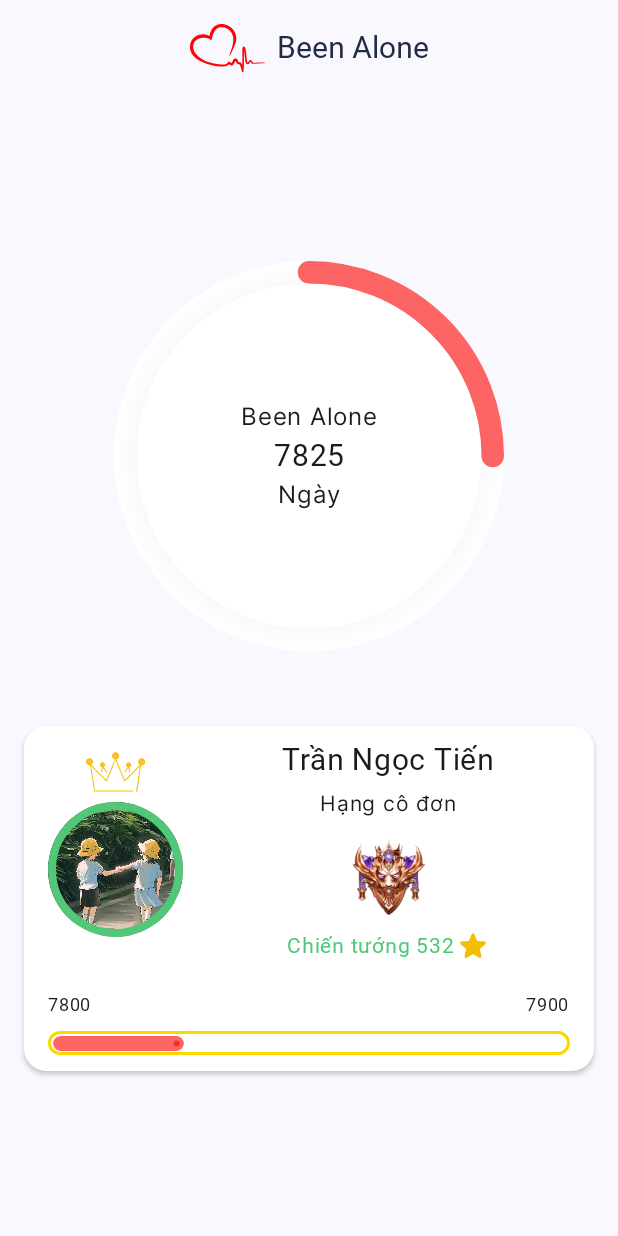
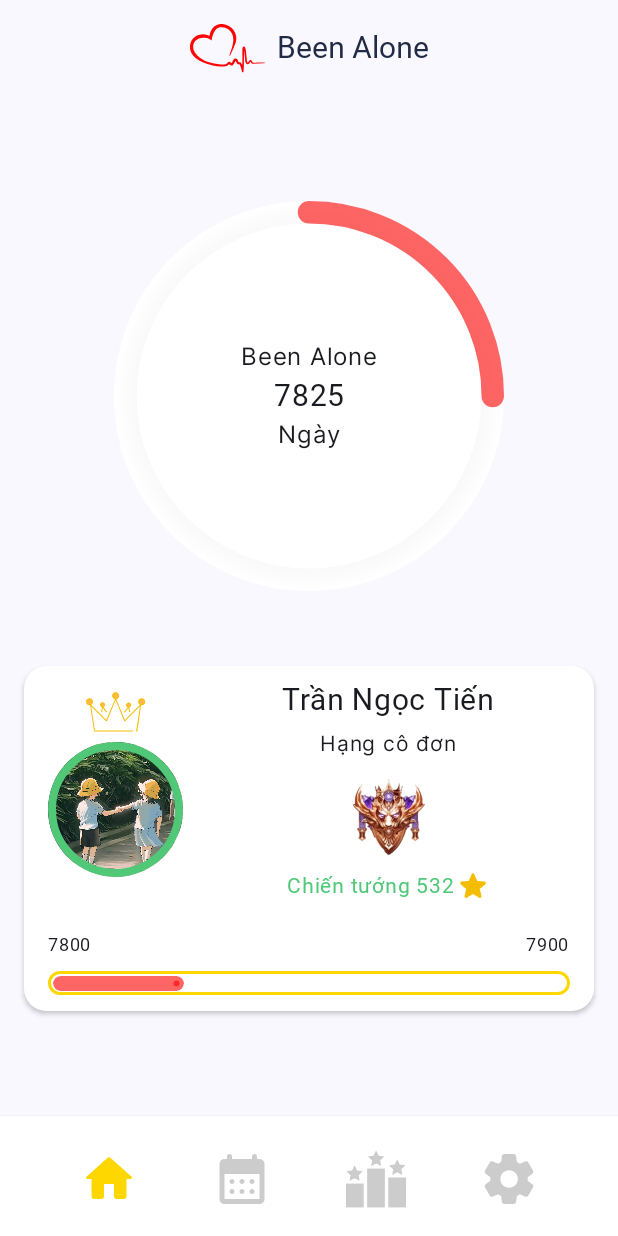
Before and after one commit to ngoctienUIT/BeenAlone, an Android app built with Jetpack Compose: the screen it shows after launch (MainActivity), on a phone screen of 412 x 824 dp. Run offline under Robolectric (Android 15) with nearby library versions, the phone set to English and light mode, and no system bars; Roboto replaces fonts that are not available here.

Commit message:
update UI

```diff
--- a/app/build.gradle
+++ b/app/build.gradle
@@ -74,6 +74,8 @@ dependencies {
     implementation "androidx.room:room-runtime:2.5.2"
     kapt "androidx.room:room-compiler:2.5.2"
     implementation "androidx.room:room-ktx:2.5.2"
+
+    implementation "androidx.compose.foundation:foundation:1.4.3"
 }
 
 kapt {
--- a/app/src/main/java/com/tnt/beenalone/BeenAloneApp.kt
+++ b/app/src/main/java/com/tnt/beenalone/BeenAloneApp.kt
@@ -5,7 +5,7 @@ import androidx.compose.ui.tooling.preview.Preview
 import androidx.navigation.compose.NavHost
 import androidx.navigation.compose.composable
 import androidx.navigation.compose.rememberNavController
-import com.tnt.beenalone.presentation.HomeScreen
+import com.tnt.beenalone.presentation.main.MainScreen
 import com.tnt.beenalone.ui.theme.BeenAloneTheme
 import com.tnt.beenalone.utils.NavDestinations
 
@@ -14,7 +14,7 @@ fun BeenAloneApp() {
     val navController = rememberNavController()
     NavHost(navController = navController, startDestination = NavDestinations.HOME_SCREEN) {
         composable(NavDestinations.HOME_SCREEN) {
-            HomeScreen()
+            MainScreen()
         }
     }
 }
--- a/app/src/main/java/com/tnt/beenalone/presentation/HomeScreen.kt
+++ b/app/src/main/java/com/tnt/beenalone/presentation/home/HomeScreen.kt
@@ -1,4 +1,4 @@
-package com.tnt.beenalone.presentation
+package com.tnt.beenalone.presentation.home
 
 import androidx.compose.foundation.Image
 import androidx.compose.foundation.border
--- /dev/null
+++ b/app/src/main/java/com/tnt/beenalone/presentation/main/MainScreen.kt
@@ -0,0 +1,126 @@
+package com.tnt.beenalone.presentation.main
+
+import androidx.compose.foundation.ExperimentalFoundationApi
+import androidx.compose.foundation.clickable
+import androidx.compose.foundation.layout.Arrangement
+import androidx.compose.foundation.layout.Row
+import androidx.compose.foundation.layout.fillMaxSize
+import androidx.compose.foundation.layout.fillMaxWidth
+import androidx.compose.foundation.layout.padding
+import androidx.compose.foundation.layout.size
+import androidx.compose.foundation.pager.HorizontalPager
+import androidx.compose.foundation.pager.rememberPagerState
+import androidx.compose.material3.BottomAppBar
+import androidx.compose.material3.ExperimentalMaterial3Api
+import androidx.compose.material3.Icon
+import androidx.compose.material3.Scaffold
+import androidx.compose.runtime.Composable
+import androidx.compose.runtime.rememberCoroutineScope
+import androidx.compose.ui.Modifier
+import androidx.compose.ui.draw.shadow
+import androidx.compose.ui.graphics.Color
+import androidx.compose.ui.res.painterResource
+import androidx.compose.ui.tooling.preview.Preview
+import androidx.compose.ui.unit.dp
+import com.tnt.beenalone.R
+import com.tnt.beenalone.presentation.calendar.CalendarScreen
+import com.tnt.beenalone.presentation.home.HomeScreen
+import com.tnt.beenalone.presentation.rank.RankScreen
+import com.tnt.beenalone.presentation.setting.SettingScreen
+import com.tnt.beenalone.ui.theme.BeenAloneTheme
+import com.tnt.beenalone.ui.theme.Gold
+import kotlinx.coroutines.launch
+
+@OptIn(ExperimentalMaterial3Api::class, ExperimentalFoundationApi::class)
+@Composable
+fun MainScreen() {
+    val pagerState = rememberPagerState()
+    val scope = rememberCoroutineScope()
+
+    Scaffold(
+        bottomBar = {
+            BottomAppBar(
+                modifier = Modifier.shadow(elevation = 3.dp),
+                containerColor = Color.White,
+                content = {
+                    Row(
+                        modifier = Modifier.fillMaxWidth(),
+                        horizontalArrangement = Arrangement.SpaceEvenly
+                    ) {
+                        Icon(
+                            modifier = Modifier
+                                .size(40.dp)
+                                .clickable {
+                                    scope.launch {
+                                        pagerState.animateScrollToPage(page = 0)
+                                    }
+                                },
+                            painter = painterResource(id = R.drawable.home_icon),
+                            contentDescription = "home",
+                            tint = if (pagerState.currentPage == 0) Gold else Color.LightGray
+                        )
+                        Icon(
+                            modifier = Modifier
+                                .size(40.dp)
+                                .clickable {
+                                    scope.launch {
+                                        pagerState.animateScrollToPage(page = 1)
+                                    }
+                                },
+                            painter = painterResource(id = R.drawable.calendar_icon),
+                            contentDescription = "calendar",
+                            tint = if (pagerState.currentPage == 1) Gold else Color.LightGray
+                        )
+                        Icon(
+                            modifier = Modifier
+                                .size(40.dp)
+                                .clickable {
+                                    scope.launch {
+                                        pagerState.animateScrollToPage(page = 2)
+                                    }
+                                },
+                            painter = painterResource(id = R.drawable.rank_icon),
+                            contentDescription = "rank",
+                            tint = if (pagerState.currentPage == 2) Gold else Color.LightGray
+                        )
+                        Icon(
+                            modifier = Modifier
+                                .size(40.dp)
+                                .clickable {
+                                    scope.launch {
+                                        pagerState.animateScrollToPage(page = 3)
+                                    }
+                                },
+                            painter = painterResource(id = R.drawable.settings_icon),
+                            contentDescription = "setting",
+                            tint = if (pagerState.currentPage == 3) Gold else Color.LightGray
+                        )
+                    }
+                }
+            )
+        },
+    ) {
+        HorizontalPager(
+            pageCount = 4,
+            state = pagerState,
+            modifier = Modifier
+                .fillMaxSize()
+                .padding(bottom = it.calculateBottomPadding()),
+        ) { index ->
+            when (index) {
+                0 -> HomeScreen()
+                1 -> CalendarScreen()
+                2 -> RankScreen()
+                3 -> SettingScreen()
+            }
+        }
+    }
+}
+
+@Preview(showBackground = true)
+@Composable
+fun MainScreenPreview() {
+    BeenAloneTheme {
+        MainScreen()
+    }
+}
--- /dev/null
+++ b/app/src/main/res/drawable/calendar_icon.xml
@@ -0,0 +1,5 @@
+<vector android:height="24dp" android:tint="#000000"
+    android:viewportHeight="24" android:viewportWidth="24"
+    android:width="24dp" xmlns:android="http://schemas.android.com/apk/res/android">
+    <path android:fillColor="@android:color/white" android:pathData="M17,2c-0.55,0 -1,0.45 -1,1v1H8V3c0,-0.55 -0.45,-1 -1,-1S6,2.45 6,3v1H5C3.89,4 3.01,4.9 3.01,6L3,20c0,1.1 0.89,2 2,2h14c1.1,0 2,-0.9 2,-2V6c0,-1.1 -0.9,-2 -2,-2h-1V3C18,2.45 17.55,2 17,2zM19,20H5V10h14V20zM11,13c0,-0.55 0.45,-1 1,-1s1,0.45 1,1s-0.45,1 -1,1S11,13.55 11,13zM7,13c0,-0.55 0.45,-1 1,-1s1,0.45 1,1s-0.45,1 -1,1S7,13.55 7,13zM15,13c0,-0.55 0.45,-1 1,-1s1,0.45 1,1s-0.45,1 -1,1S15,13.55 15,13zM11,17c0,-0.55 0.45,-1 1,-1s1,0.45 1,1s-0.45,1 -1,1S11,17.55 11,17zM7,17c0,-0.55 0.45,-1 1,-1s1,0.45 1,1s-0.45,1 -1,1S7,17.55 7,17zM15,17c0,-0.55 0.45,-1 1,-1s1,0.45 1,1s-0.45,1 -1,1S15,17.55 15,17z"/>
+</vector>
--- /dev/null
+++ b/app/src/main/res/drawable/home_icon.xml
@@ -0,0 +1,5 @@
+<vector android:height="24dp" android:tint="#000000"
+    android:viewportHeight="24" android:viewportWidth="24"
+    android:width="24dp" xmlns:android="http://schemas.android.com/apk/res/android">
+    <path android:fillColor="@android:color/white" android:pathData="M10,19v-5h4v5c0,0.55 0.45,1 1,1h3c0.55,0 1,-0.45 1,-1v-7h1.7c0.46,0 0.68,-0.57 0.33,-0.87L12.67,3.6c-0.38,-0.34 -0.96,-0.34 -1.34,0l-8.36,7.53c-0.34,0.3 -0.13,0.87 0.33,0.87H5v7c0,0.55 0.45,1 1,1h3c0.55,0 1,-0.45 1,-1z"/>
+</vector>
--- /dev/null
+++ b/app/src/main/res/drawable/rank_icon.xml
@@ -0,0 +1,24 @@
+<vector xmlns:android="http://schemas.android.com/apk/res/android"
+    android:width="502.66dp"
+    android:height="502.66dp"
+    android:viewportWidth="502.66"
+    android:viewportHeight="502.66">
+  <path
+      android:pathData="M0,289.79h148.67v199.64h-148.67z"
+      android:fillColor="#010002"/>
+  <path
+      android:pathData="M354,238.5h148.67v250.93h-148.67z"
+      android:fillColor="#010002"/>
+  <path
+      android:pathData="M176.99,164.06h148.71v325.37h-148.71z"
+      android:fillColor="#010002"/>
+  <path
+      android:pathData="M429.47,87.24l21.05,42.71l47.15,6.86l-34.08,33.24l8.02,46.96l-42.15,-22.17l-42.15,22.17l8.02,-46.96l-34.08,-33.24l47.11,-6.86L429.47,87.24z"
+      android:fillColor="#010002"/>
+  <path
+      android:pathData="M252.14,13.23l21.08,42.73l47.15,6.86l-34.08,33.26l8.05,46.92l-42.17,-22.15l-42.17,22.15l8.02,-46.92l-34.08,-33.26l47.13,-6.86L252.14,13.23z"
+      android:fillColor="#010002"/>
+  <path
+      android:pathData="M71.74,137.05l21.05,42.73l47.15,6.88l-34.06,33.22l8.02,46.94l-42.17,-22.15l-42.17,22.17l8.05,-46.94L3.54,186.68l47.13,-6.88L71.74,137.05z"
+      android:fillColor="#010002"/>
+</vector>
--- /dev/null
+++ b/app/src/main/res/drawable/settings_icon.xml
@@ -0,0 +1,5 @@
+<vector android:height="24dp" android:tint="#000000"
+    android:viewportHeight="24" android:viewportWidth="24"
+    android:width="24dp" xmlns:android="http://schemas.android.com/apk/res/android">
+    <path android:fillColor="@android:color/white" android:pathData="M19.5,12c0,-0.23 -0.01,-0.45 -0.03,-0.68l1.86,-1.41c0.4,-0.3 0.51,-0.86 0.26,-1.3l-1.87,-3.23c-0.25,-0.44 -0.79,-0.62 -1.25,-0.42l-2.15,0.91c-0.37,-0.26 -0.76,-0.49 -1.17,-0.68l-0.29,-2.31C14.8,2.38 14.37,2 13.87,2h-3.73C9.63,2 9.2,2.38 9.14,2.88L8.85,5.19c-0.41,0.19 -0.8,0.42 -1.17,0.68L5.53,4.96c-0.46,-0.2 -1,-0.02 -1.25,0.42L2.41,8.62c-0.25,0.44 -0.14,0.99 0.26,1.3l1.86,1.41C4.51,11.55 4.5,11.77 4.5,12s0.01,0.45 0.03,0.68l-1.86,1.41c-0.4,0.3 -0.51,0.86 -0.26,1.3l1.87,3.23c0.25,0.44 0.79,0.62 1.25,0.42l2.15,-0.91c0.37,0.26 0.76,0.49 1.17,0.68l0.29,2.31C9.2,21.62 9.63,22 10.13,22h3.73c0.5,0 0.93,-0.38 0.99,-0.88l0.29,-2.31c0.41,-0.19 0.8,-0.42 1.17,-0.68l2.15,0.91c0.46,0.2 1,0.02 1.25,-0.42l1.87,-3.23c0.25,-0.44 0.14,-0.99 -0.26,-1.3l-1.86,-1.41C19.49,12.45 19.5,12.23 19.5,12zM12.04,15.5c-1.93,0 -3.5,-1.57 -3.5,-3.5s1.57,-3.5 3.5,-3.5s3.5,1.57 3.5,3.5S13.97,15.5 12.04,15.5z"/>
+</vector>
```
Also changed, not shown: app/src/main/java/com/tnt/beenalone/presentation/calendar/CalendarScreen.kt (added, +23 -0 lines), app/src/main/java/com/tnt/beenalone/presentation/rank/RankScreen.kt (added, +23 -0 lines), app/src/main/java/com/tnt/beenalone/presentation/setting/SettingScreen.kt (added, +23 -0 lines).
